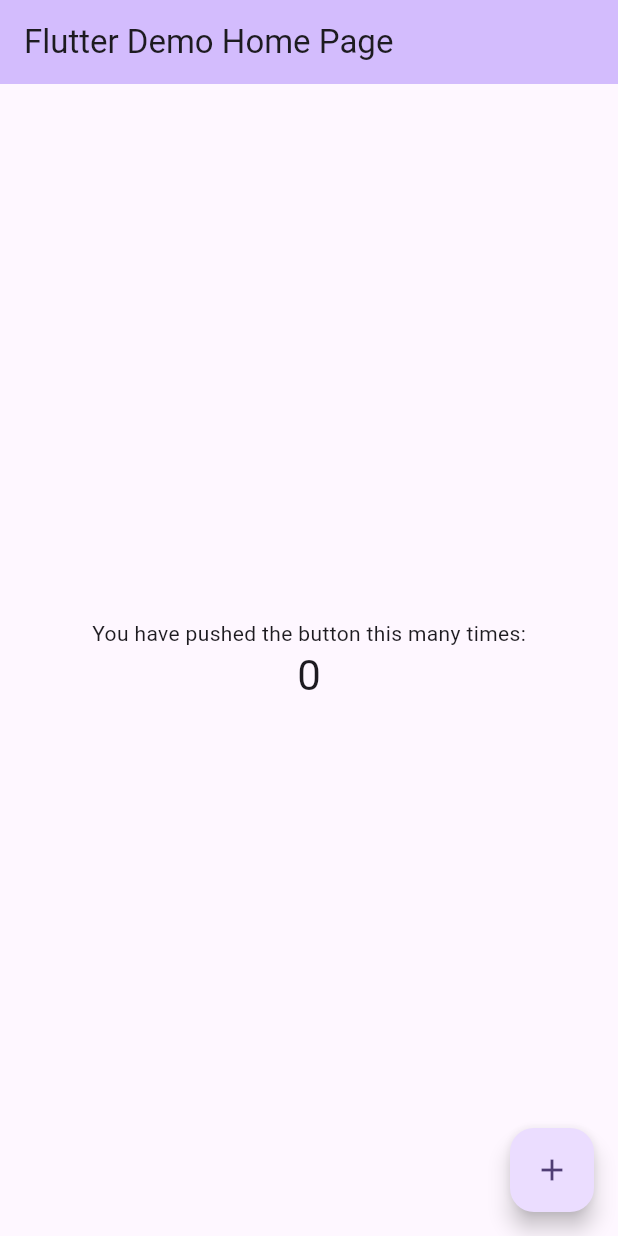
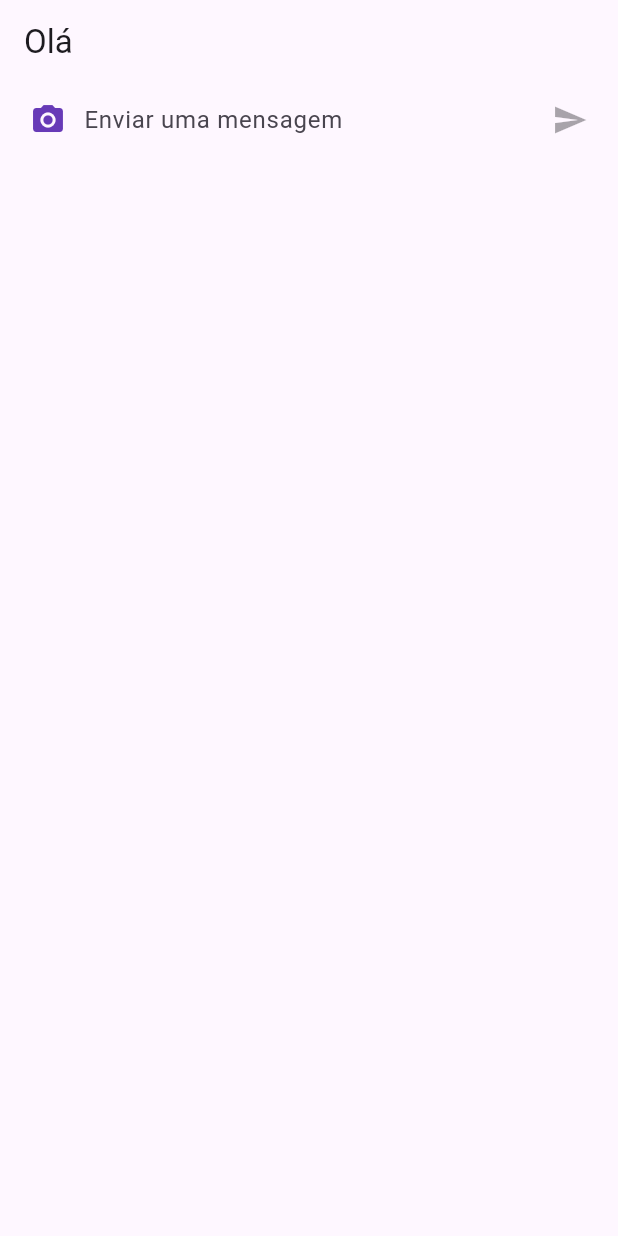
Before and after one commit to Zi0Li/MOBILE-Chat, a Flutter app: the screen it shows after launch, on a phone screen of 412 x 824 dp. Run offline on Flutter 3.47's test engine with Material 3 defaults, Android fonts, the phone set to English and light mode, and no system bars; our stand-ins replace firebase_core; accounts and stored records are empty.

Commit message:
TextComposer

```diff
--- a/analysis_options.yaml
+++ b/analysis_options.yaml
@@ -21,6 +21,7 @@ linter:
   # `// ignore_for_file: name_of_lint` syntax on the line or in the file
   # producing the lint.
   rules:
+    unnecessary_const: false;
     # avoid_print: false  # Uncomment to disable the `avoid_print` rule
     # prefer_single_quotes: true  # Uncomment to enable the `prefer_single_quotes` rule
 
--- /dev/null
+++ b/lib/chat_screen.dart
@@ -0,0 +1,22 @@
+import 'package:chat2/text_composer.dart';
+import 'package:flutter/material.dart';
+
+class ChatScreenPage extends StatefulWidget {
+  const ChatScreenPage({super.key});
+
+  @override
+  State<ChatScreenPage> createState() => _ChatScreenPageState();
+}
+
+class _ChatScreenPageState extends State<ChatScreenPage> {
+  @override
+  Widget build(BuildContext context) {
+    return Scaffold(
+      appBar: AppBar(
+        elevation: 0,
+        title: Text('Olá'),
+      ),
+      body: TextComposer(),
+    );
+  }
+}
--- a/lib/main.dart
+++ b/lib/main.dart
@@ -1,3 +1,4 @@
+import 'package:chat2/chat_screen.dart';
 import 'package:flutter/material.dart';
 
 void main() {
@@ -10,60 +11,14 @@ class MyApp extends StatelessWidget {
   @override
   Widget build(BuildContext context) {
     return MaterialApp(
-      title: 'Flutter Demo',
+      debugShowCheckedModeBanner: false,
+      title: 'Chat',
       theme: ThemeData(
-        colorScheme: ColorScheme.fromSeed(seedColor: Colors.deepPurple),
-        useMaterial3: true,
+        iconTheme: IconThemeData(
+          color: Colors.deepPurple,
+        ),
       ),
-      home: const MyHomePage(title: 'Flutter Demo Home Page'),
+      home: ChatScreenPage(),
     );
   }
 }
-
-class MyHomePage extends StatefulWidget {
-  const MyHomePage({super.key, required this.title});
-
-  final String title;
-
-  @override
-  State<MyHomePage> createState() => _MyHomePageState();
-}
-
-class _MyHomePageState extends State<MyHomePage> {
-  int _counter = 0;
-
-  void _incrementCounter() {
-    setState(() {
-      _counter++;
-    });
-  }
-
-  @override
-  Widget build(BuildContext context) {
-    return Scaffold(
-      appBar: AppBar(
-        backgroundColor: Theme.of(context).colorScheme.inversePrimary,
-        title: Text(widget.title),
-      ),
-      body: Center(
-        child: Column(
-          mainAxisAlignment: MainAxisAlignment.center,
-          children: <Widget>[
-            const Text(
-              'You have pushed the button this many times:',
-            ),
-            Text(
-              '$_counter',
-              style: Theme.of(context).textTheme.headlineMedium,
-            ),
-          ],
-        ),
-      ),
-      floatingActionButton: FloatingActionButton(
-        onPressed: _incrementCounter,
-        tooltip: 'Increment',
-        child: const Icon(Icons.add),
-      ),
-    );
-  }
-}
--- /dev/null
+++ b/lib/text_composer.dart
@@ -0,0 +1,44 @@
+import 'package:flutter/material.dart';
+
+class TextComposer extends StatefulWidget {
+  const TextComposer({super.key});
+
+  @override
+  State<TextComposer> createState() => _TextComposerState();
+}
+
+class _TextComposerState extends State<TextComposer> {
+  bool _isComposing = false;
+
+  @override
+  Widget build(BuildContext context) {
+    return Container(
+      margin: EdgeInsets.symmetric(horizontal: 8),
+      child: Row(
+        children: [
+          IconButton(
+            onPressed: () {},
+            icon: Icon(Icons.photo_camera),
+          ),
+          Expanded(
+            child: TextField(
+              decoration: InputDecoration.collapsed(
+                hintText: "Enviar uma mensagem",
+              ),
+              onChanged: (value) {
+                setState(() {
+                  _isComposing = value.isNotEmpty;
+                });
+              },
+              onSubmitted: (value) {},
+            ),
+          ),
+          IconButton(
+            onPressed: (_isComposing) ? () {} : null,
+            icon: Icon(Icons.send),
+          )
+        ],
+      ),
+    );
+  }
+}
```
